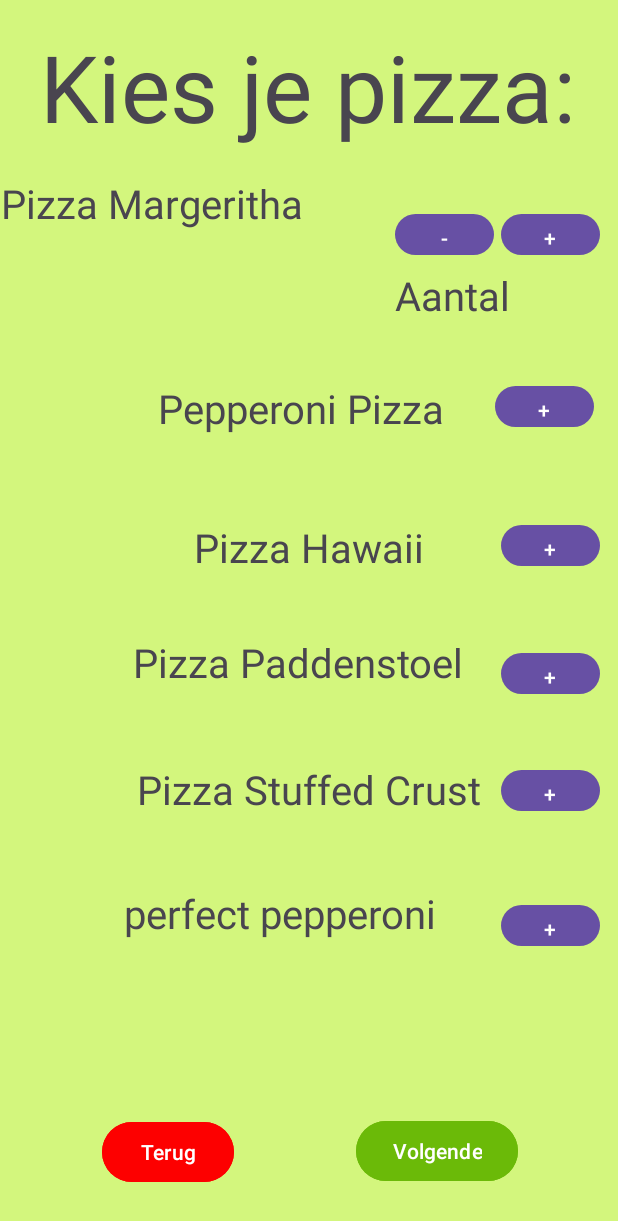
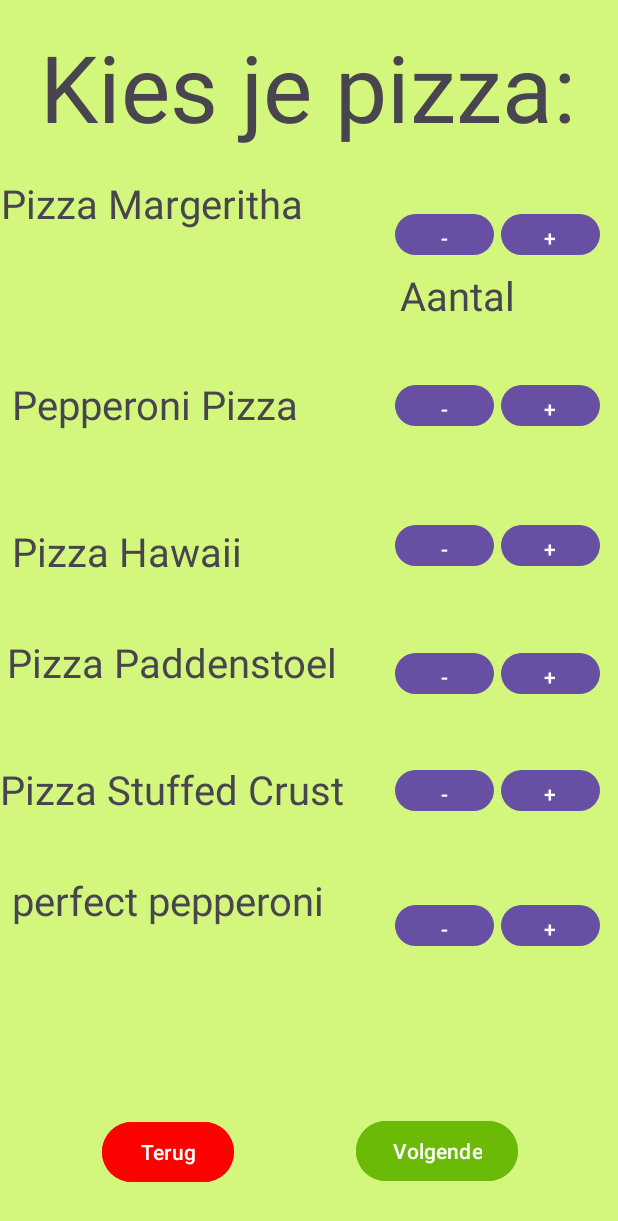
Before and after one commit to Sven742/SvenWiAndroidApp, an Android app: the MainActivity2 screen opened directly, with no data from a screen before it, on a phone screen of 412 x 824 dp. Shown: the top 1221 px of the screen. Run offline under Robolectric (Android 15) with nearby library versions, the phone set to English and light mode, and no system bars.

Commit message:
Push 10
Hier heb ik de puntjes op de i gezet.

```diff
--- a/app/src/main/java/com/example/test/MainActivity2.kt
+++ b/app/src/main/java/com/example/test/MainActivity2.kt
@@ -12,9 +12,9 @@ class MainActivity2 : AppCompatActivity() {
         super.onCreate(savedInstanceState)
         setContentView(R.layout.activity_main2)
 
-        val count = findViewById<TextView>(R.id.Aantal)
+        val count = findViewById<TextView>(R.id.aantal3)
         val btnOmhoog = findViewById<Button>(R.id.button10)
-        val btnOmlaag = findViewById<Button>(R.id.button385)
+        val btnOmlaag = findViewById<Button>(R.id.button19)
         val volgende = findViewById<Button>(R.id.button18)
         val terug = findViewById<Button>(R.id.button3)
         var aantal = 0
--- a/app/src/main/res/layout/activity_main2.xml
+++ b/app/src/main/res/layout/activity_main2.xml
@@ -8,6 +8,65 @@
     android:background="#D3F67D"
     android:backgroundTint="#D3F67D"
     tools:context=".MainActivity3">
+
+    <Button
+        android:id="@+id/button35"
+        android:layout_width="66dp"
+        android:layout_height="35dp"
+        android:text="-"
+        app:layout_constraintBottom_toBottomOf="parent"
+        app:layout_constraintEnd_toEndOf="parent"
+        app:layout_constraintHorizontal_bias="0.762"
+        app:layout_constraintStart_toStartOf="parent"
+        app:layout_constraintTop_toTopOf="parent"
+        app:layout_constraintVertical_bias="0.32" />
+
+    <Button
+        android:id="@+id/button36"
+        android:layout_width="66dp"
+        android:layout_height="35dp"
+        android:text="-"
+        app:layout_constraintBottom_toBottomOf="parent"
+        app:layout_constraintEnd_toEndOf="parent"
+        app:layout_constraintHorizontal_bias="0.762"
+        app:layout_constraintStart_toStartOf="parent"
+        app:layout_constraintTop_toTopOf="parent"
+        app:layout_constraintVertical_bias="0.76" />
+
+    <Button
+        android:id="@+id/button34"
+        android:layout_width="66dp"
+        android:layout_height="35dp"
+        android:text="-"
+        app:layout_constraintBottom_toBottomOf="parent"
+        app:layout_constraintEnd_toEndOf="parent"
+        app:layout_constraintHorizontal_bias="0.762"
+        app:layout_constraintStart_toStartOf="parent"
+        app:layout_constraintTop_toTopOf="parent"
+        app:layout_constraintVertical_bias="0.646" />
+
+    <TextView
+        android:id="@+id/aantal3"
+        android:layout_width="145dp"
+        android:layout_height="34dp"
+        android:text="Aantal"
+        android:textSize="12pt"
+        app:layout_constraintBottom_toBottomOf="parent"
+        app:layout_constraintEnd_toEndOf="parent"
+        app:layout_constraintTop_toTopOf="parent"
+        app:layout_constraintVertical_bias="0.226" />
+
+    <Button
+        android:id="@+id/button19"
+        android:layout_width="66dp"
+        android:layout_height="35dp"
+        android:text="-"
+        app:layout_constraintBottom_toBottomOf="parent"
+        app:layout_constraintEnd_toEndOf="parent"
+        app:layout_constraintHorizontal_bias="0.762"
+        app:layout_constraintStart_toStartOf="parent"
+        app:layout_constraintTop_toTopOf="parent"
+        app:layout_constraintVertical_bias="0.176" />
 
     <Button
         android:id="@+id/button10"
@@ -22,7 +81,19 @@
         app:layout_constraintVertical_bias="0.176" />
 
     <Button
-        android:id="@+id/button385"
+        android:id="@+id/button11"
+        android:layout_width="66dp"
+        android:layout_height="35dp"
+        android:text="+"
+        app:layout_constraintBottom_toBottomOf="parent"
+        app:layout_constraintEnd_toEndOf="parent"
+        app:layout_constraintHorizontal_bias="0.965"
+        app:layout_constraintStart_toStartOf="parent"
+        app:layout_constraintTop_toTopOf="parent"
+        app:layout_constraintVertical_bias="0.32" />
+
+    <Button
+        android:id="@+id/button32"
         android:layout_width="66dp"
         android:layout_height="35dp"
         android:text="-"
@@ -31,19 +102,19 @@
         app:layout_constraintHorizontal_bias="0.762"
         app:layout_constraintStart_toStartOf="parent"
         app:layout_constraintTop_toTopOf="parent"
-        app:layout_constraintVertical_bias="0.176" />
+        app:layout_constraintVertical_bias="0.547" />
 
     <Button
-        android:id="@+id/button11"
+        android:id="@+id/button33"
         android:layout_width="66dp"
         android:layout_height="35dp"
-        android:text="+"
+        android:text="-"
         app:layout_constraintBottom_toBottomOf="parent"
         app:layout_constraintEnd_toEndOf="parent"
-        app:layout_constraintHorizontal_bias="0.953"
+        app:layout_constraintHorizontal_bias="0.762"
         app:layout_constraintStart_toStartOf="parent"
         app:layout_constraintTop_toTopOf="parent"
-        app:layout_constraintVertical_bias="0.321" />
+        app:layout_constraintVertical_bias="0.439" />
 
     <Button
         android:id="@+id/button"
@@ -141,10 +212,10 @@
         android:textSize="12pt"
         app:layout_constraintBottom_toBottomOf="parent"
         app:layout_constraintEnd_toEndOf="parent"
-        app:layout_constraintHorizontal_bias="0.478"
+        app:layout_constraintHorizontal_bias="0.037"
         app:layout_constraintStart_toStartOf="parent"
         app:layout_constraintTop_toTopOf="parent"
-        app:layout_constraintVertical_bias="0.322" />
+        app:layout_constraintVertical_bias="0.319" />
 
     <TextView
         android:id="@+id/textView5"
@@ -154,9 +225,10 @@
         android:textSize="12pt"
         app:layout_constraintBottom_toBottomOf="parent"
         app:layout_constraintEnd_toEndOf="parent"
+        app:layout_constraintHorizontal_bias="0.031"
         app:layout_constraintStart_toStartOf="parent"
         app:layout_constraintTop_toTopOf="parent"
-        app:layout_constraintVertical_bias="0.44" />
+        app:layout_constraintVertical_bias="0.443" />
 
     <TextView
         android:id="@+id/textView6"
@@ -166,6 +238,7 @@
         android:textSize="12pt"
         app:layout_constraintBottom_toBottomOf="parent"
         app:layout_constraintEnd_toEndOf="parent"
+        app:layout_constraintHorizontal_bias="0.0"
         app:layout_constraintStart_toStartOf="parent"
         app:layout_constraintTop_toTopOf="parent"
         app:layout_constraintVertical_bias="0.645" />
@@ -178,7 +251,7 @@
         android:textSize="12pt"
         app:layout_constraintBottom_toBottomOf="parent"
         app:layout_constraintEnd_toEndOf="parent"
-        app:layout_constraintHorizontal_bias="0.491"
+        app:layout_constraintHorizontal_bias="0.027"
         app:layout_constraintStart_toStartOf="parent"
         app:layout_constraintTop_toTopOf="parent"
         app:layout_constraintVertical_bias="0.542" />
@@ -191,10 +264,10 @@
         android:textSize="12pt"
         app:layout_constraintBottom_toBottomOf="parent"
         app:layout_constraintEnd_toEndOf="parent"
-        app:layout_constraintHorizontal_bias="0.496"
+        app:layout_constraintHorizontal_bias="0.048"
         app:layout_constraintStart_toStartOf="parent"
         app:layout_constraintTop_toTopOf="parent"
-        app:layout_constraintVertical_bias="0.765" />
+        app:layout_constraintVertical_bias="0.754" />
 
     <Button
         android:id="@+id/button9"
@@ -208,17 +281,4 @@
         app:layout_constraintTop_toTopOf="parent"
         app:layout_constraintVertical_bias="0.547" />
 
-    <TextView
-        android:id="@+id/Aantal"
-        android:layout_width="145dp"
-        android:layout_height="34dp"
-        android:text="Aantal"
-        android:textSize="12pt"
-        app:layout_constraintBottom_toBottomOf="parent"
-        app:layout_constraintEnd_toEndOf="parent"
-        app:layout_constraintHorizontal_bias="0.988"
-        app:layout_constraintStart_toStartOf="parent"
-        app:layout_constraintTop_toTopOf="parent"
-        app:layout_constraintVertical_bias="0.226" />
-
 </androidx.constraintlayout.widget.ConstraintLayout>
--- a/app/src/main/res/layout/activity_main4.xml
+++ b/app/src/main/res/layout/activity_main4.xml
@@ -287,7 +287,7 @@
         android:id="@+id/textView24"
         android:layout_width="50dp"
         android:layout_height="38dp"
-        android:text="TextView"
+        android:text="0"
         app:layout_constraintBottom_toBottomOf="parent"
         app:layout_constraintEnd_toEndOf="parent"
         app:layout_constraintHorizontal_bias="0.642"
@@ -299,7 +299,7 @@
         android:id="@+id/textView25"
         android:layout_width="50dp"
         android:layout_height="38dp"
-        android:text="TextView"
+        android:text="0"
         app:layout_constraintBottom_toBottomOf="parent"
         app:layout_constraintEnd_toEndOf="parent"
         app:layout_constraintHorizontal_bias="0.642"
@@ -311,7 +311,7 @@
         android:id="@+id/textView26"
         android:layout_width="50dp"
         android:layout_height="38dp"
-        android:text="TextView"
+        android:text="0"
         app:layout_constraintBottom_toBottomOf="parent"
         app:layout_constraintEnd_toEndOf="parent"
         app:layout_constraintHorizontal_bias="0.659"
@@ -323,7 +323,7 @@
         android:id="@+id/textView27"
         android:layout_width="50dp"
         android:layout_height="38dp"
-        android:text="TextView"
+        android:text="0"
         app:layout_constraintBottom_toBottomOf="parent"
         app:layout_constraintEnd_toEndOf="parent"
         app:layout_constraintHorizontal_bias="0.642"
@@ -335,7 +335,7 @@
         android:id="@+id/textView28"
         android:layout_width="50dp"
         android:layout_height="38dp"
-        android:text="TextView"
+        android:text="0"
         app:layout_constraintBottom_toBottomOf="parent"
         app:layout_constraintEnd_toEndOf="parent"
         app:layout_constraintHorizontal_bias="0.642"
```
Also changed, not shown: app/src/main/res/drawable/pizzamargeritha.png (renamed from app/src/main/res/drawable/Pizza_Margeritha.png).
